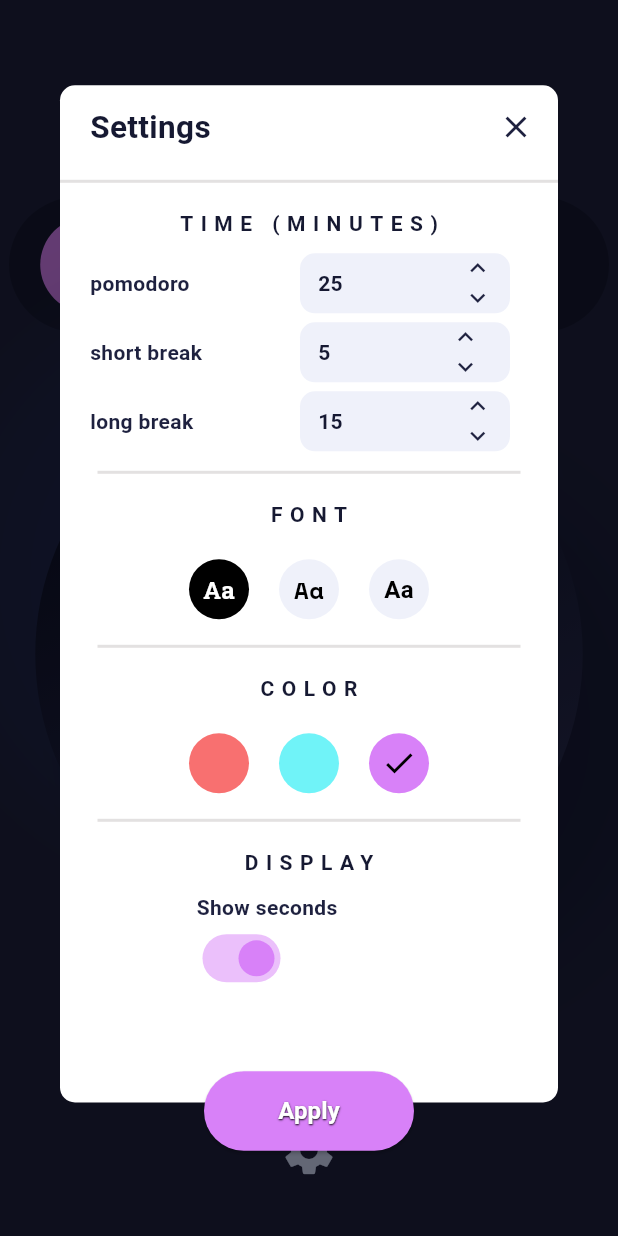
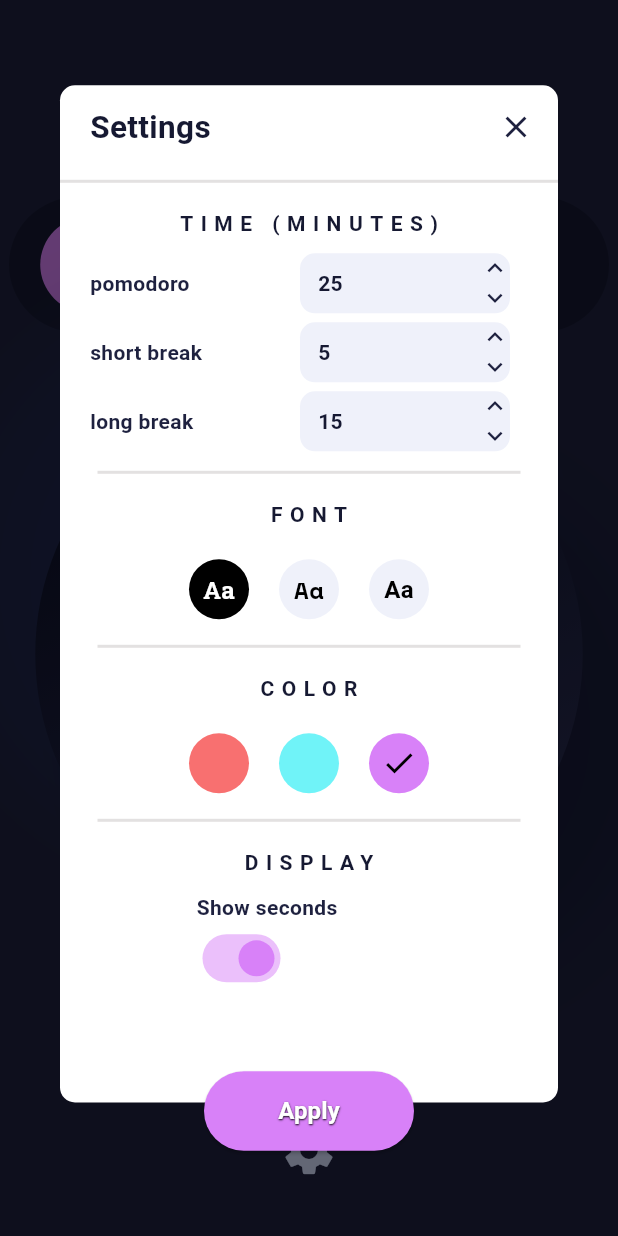
Before and after one commit to JasonBoyett/you_version_pomodoro, a Flutter app: the screen it shows after launch, after a tap on "START", after a tap on the "settings" icon, on a phone screen of 412 x 824 dp. Run offline on Flutter 3.47's test engine with Material 3 defaults, Android fonts, the light colour scheme and no system bars; our stand-ins replace flutter_riverpod, google_fonts, shared_preferences, vibration; missing offline and left inert: device_type.

Commit message:
fixed arrow button shifting issue

```diff
--- a/lib/pages/settings/widgets/time_picker.dart
+++ b/lib/pages/settings/widgets/time_picker.dart
@@ -69,6 +69,7 @@ Widget _picker({
           borderRadius: BorderRadius.circular(10),
         ),
         child: Row(
+          mainAxisAlignment: MainAxisAlignment.spaceBetween,
           children: [
             Center(
               child: Padding(
@@ -98,9 +99,7 @@ Widget _pickerButtons({
   required PomodoroStages stage,
   required SettingsModel settingsModel,
 }) {
-  return Row(
-    children: [
-      Column(
+  return Column(
     children: [
       _arrowButton(Icons.keyboard_arrow_up, () {
         settingsModel.incrementStageTime(stage);
@@ -108,8 +107,6 @@ Widget _pickerButtons({
       _arrowButton(Icons.keyboard_arrow_down, () {
         settingsModel.decrementStageTime(stage);
       }),
-        ],
-      ),
     ],
   );
 }
```
Also changed, not shown: 1 other file. Lines whose indentation alone changed are shown as unchanged.
